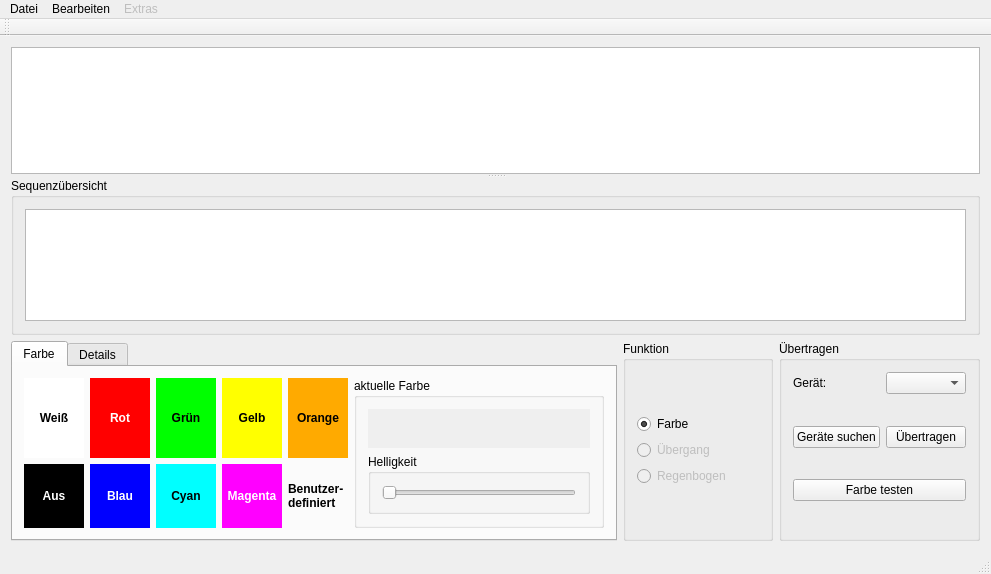
This is LUI/LUI/lui.ui in Stenkelfled/ws2811 as Qt 5 draws it before an edit. The edited form follows.
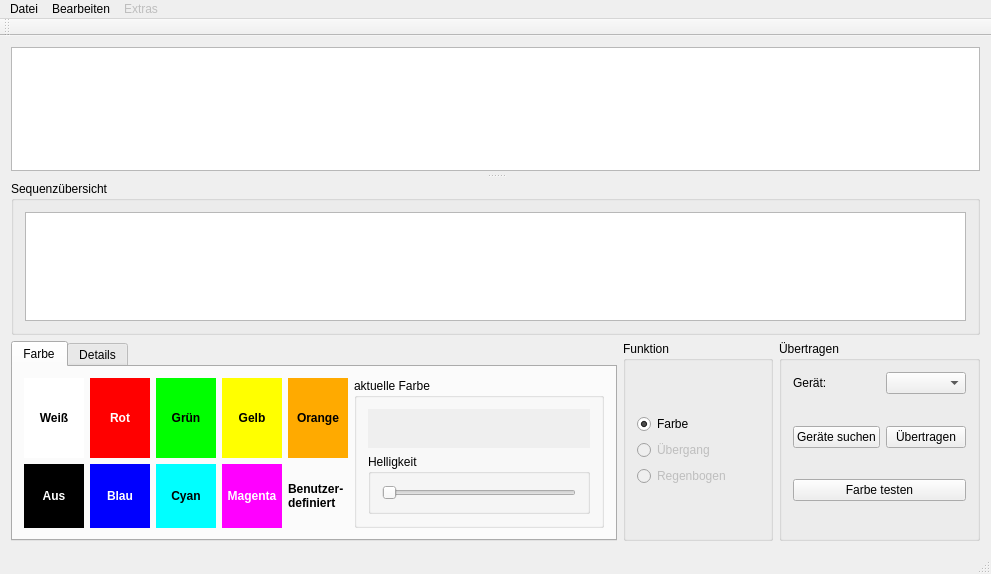
This is the edited form. Custom widgets are drawn as their Qt base class.

What changed in the file:
```diff
--- a/LUI/LUI/lui.ui
+++ b/LUI/LUI/lui.ui
@@ -17,9 +17,18 @@
    <layout class="QVBoxLayout" name="verticalLayout">
     <item>
      <widget class="QSplitter" name="splitter">
+      <property name="frameShape">
+       <enum>QFrame::NoFrame</enum>
+      </property>
+      <property name="frameShadow">
+       <enum>QFrame::Plain</enum>
+      </property>
       <property name="orientation">
        <enum>Qt::Vertical</enum>
       </property>
+      <property name="handleWidth">
+       <number>10</number>
+      </property>
       <widget class="LuiView" name="ledView">
        <property name="sizePolicy">
         <sizepolicy hsizetype="Expanding" vsizetype="Expanding">
```
Left out of the diff: 2 changed lines with no effect on the pictures.
